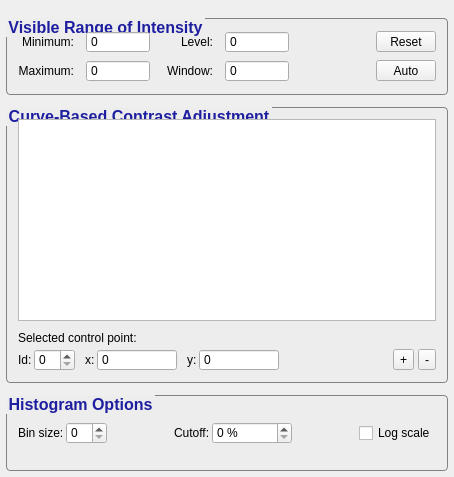
First picture: the form in GUI/Qt/Components/ContrastInspector.ui, repository pyushkevich/itksnap, before the edit.
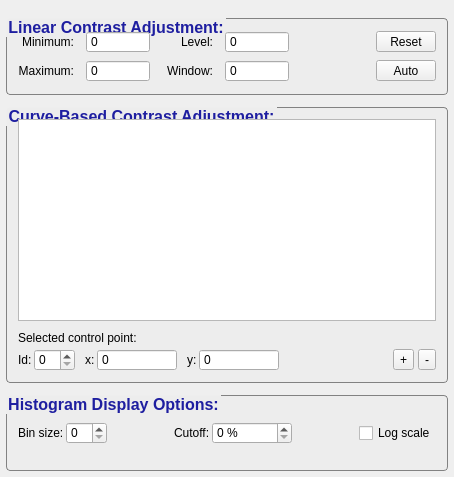
Second picture: the form after the edit. Icons and pictures are not drawn. Custom widgets are drawn as their Qt base class.

Commit message: Improved the UI interoperability between the new VTK-based intensity curve renderer and existing GUI. Also cleaned up the color map behavior

```diff
--- a/GUI/Qt/Components/ContrastInspector.ui
+++ b/GUI/Qt/Components/ContrastInspector.ui
@@ -74,7 +74,7 @@
       <string notr="true"/>
      </property>
      <property name="title">
-      <string>Visible Range of Intensity</string>
+      <string>Linear Contrast Adjustment:</string>
      </property>
      <layout class="QVBoxLayout" name="verticalLayout_4">
       <property name="margin">
@@ -329,7 +329,7 @@
    <item>
     <widget class="QGroupBox" name="grpCurve">
      <property name="title">
-      <string>Curve-Based Contrast Adjustment</string>
+      <string>Curve-Based Contrast Adjustment:</string>
      </property>
      <layout class="QVBoxLayout" name="verticalLayout_2">
       <property name="spacing">
@@ -611,7 +611,7 @@
    <item>
     <widget class="QGroupBox" name="grpHistogram">
      <property name="title">
-      <string>Histogram Options</string>
+      <string>Histogram Display Options:</string>
      </property>
      <layout class="QHBoxLayout" name="horizontalLayout_2">
       <property name="spacing">
```
The commit also changes 11 other files.
